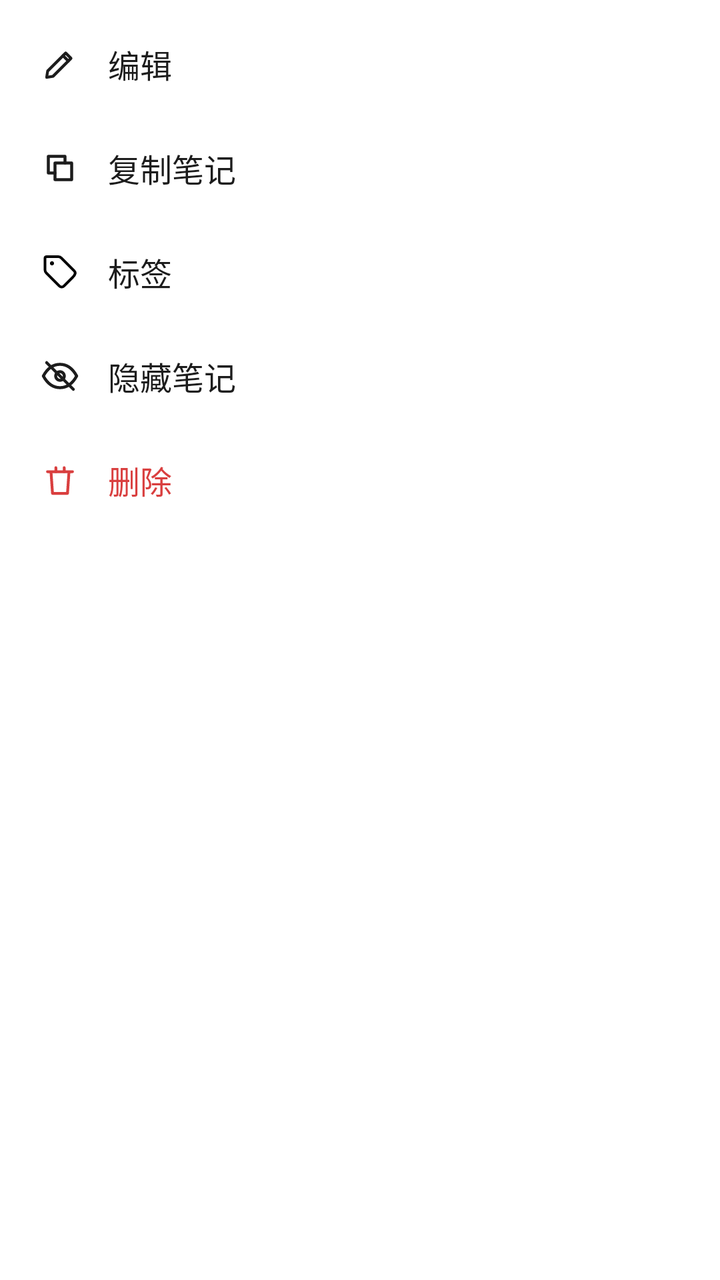
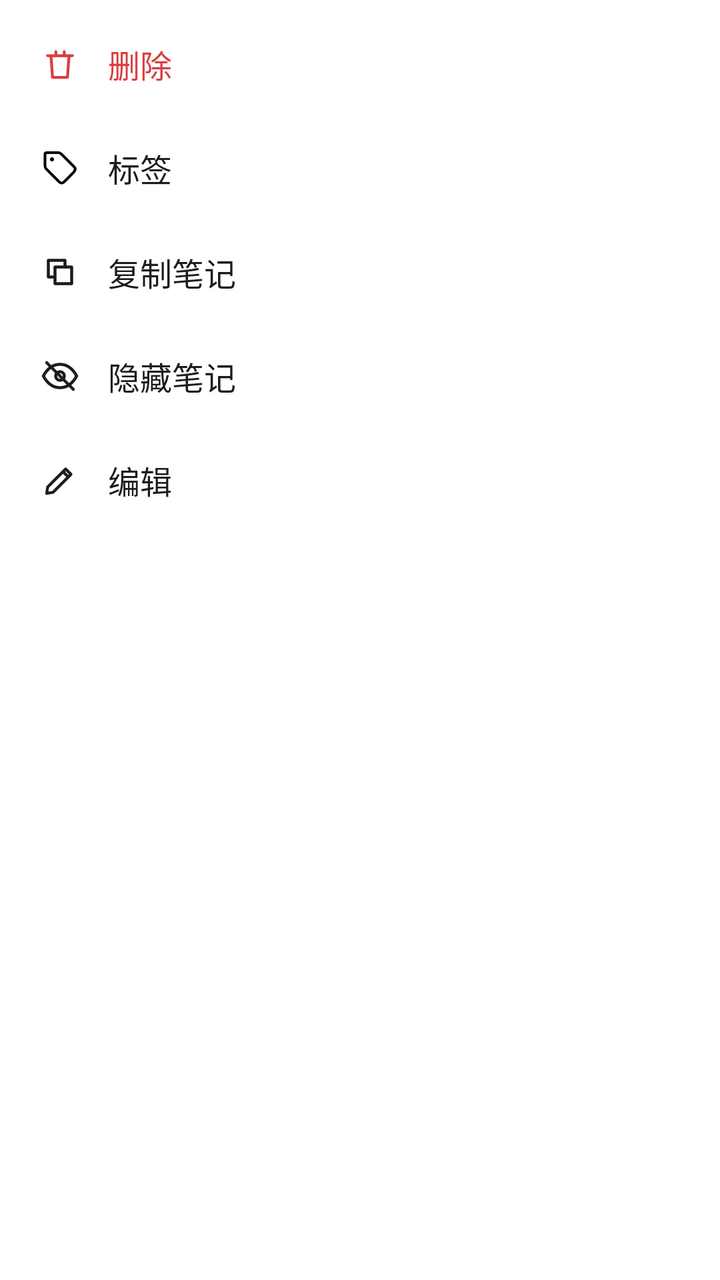

Two renders of the same Android screen: before a commit and after it. Below are the layout's source before the change and the commit's diff.
<!-- AndroidManifest.xml: application theme Theme.WuDiary -->
<!-- res/layout/dialog_note_menu.xml -->
<?xml version="1.0" encoding="utf-8"?>
<LinearLayout xmlns:android="http://schemas.android.com/apk/res/android"
    android:layout_width="wrap_content"
    android:layout_height="wrap_content"
    android:background="@drawable/bg_menu_card"
    android:orientation="vertical"
    android:paddingVertical="6dp">

    <LinearLayout
        android:id="@+id/itemEdit"
        android:layout_width="match_parent"
        android:layout_height="52dp"
        android:background="?attr/selectableItemBackground"
        android:gravity="center_vertical"
        android:orientation="horizontal"
        android:paddingHorizontal="20dp">

        <ImageView
            android:layout_width="20dp"
            android:layout_height="20dp"
            android:contentDescription="@string/edit"
            android:src="@drawable/ic_edit" />

        <TextView
            android:layout_width="wrap_content"
            android:layout_height="wrap_content"
            android:layout_marginStart="14dp"
            android:text="@string/edit"
            android:textColor="@color/text_primary"
            android:textSize="16sp" />
    </LinearLayout>

    <LinearLayout
        android:id="@+id/itemCopy"
        android:layout_width="match_parent"
        android:layout_height="52dp"
        android:background="?attr/selectableItemBackground"
        android:gravity="center_vertical"
        android:orientation="horizontal"
        android:paddingHorizontal="20dp">

        <ImageView
            android:layout_width="20dp"
            android:layout_height="20dp"
            android:contentDescription="@string/copy_note"
            android:src="@drawable/ic_copy" />

        <TextView
            android:layout_width="wrap_content"
            android:layout_height="wrap_content"
            android:layout_marginStart="14dp"
            android:text="@string/copy_note"
            android:textColor="@color/text_primary"
            android:textSize="16sp" />
    </LinearLayout>

    <LinearLayout
        android:id="@+id/itemTag"
        android:layout_width="match_parent"
        android:layout_height="52dp"
        android:background="?attr/selectableItemBackground"
        android:gravity="center_vertical"
        android:orientation="horizontal"
        android:paddingHorizontal="20dp">

        <ImageView
            android:layout_width="20dp"
            android:layout_height="20dp"
            android:contentDescription="@string/tags_section"
            android:src="@drawable/ic_tag" />

        <TextView
            android:layout_width="wrap_content"
            android:layout_height="wrap_content"
            android:layout_marginStart="14dp"
            android:text="@string/tags_section"
            android:textColor="@color/text_primary"
            android:textSize="16sp" />
    </LinearLayout>

    <LinearLayout
        android:id="@+id/itemHide"
        android:layout_width="match_parent"
        android:layout_height="52dp"
        android:background="?attr/selectableItemBackground"
        android:gravity="center_vertical"
        android:orientation="horizontal"
        android:paddingHorizontal="20dp">

        <ImageView
            android:id="@+id/iconHide"
            android:layout_width="20dp"
            android:layout_height="20dp"
            android:contentDescription="@string/hide_note"
            android:src="@drawable/ic_hide" />

        <TextView
            android:id="@+id/textHide"
            android:layout_width="wrap_content"
            android:layout_height="wrap_content"
            android:layout_marginStart="14dp"
            android:text="@string/hide_note"
            android:textColor="@color/text_primary"
            android:textSize="16sp" />
    </LinearLayout>

    <LinearLayout
        android:id="@+id/itemDelete"
        android:layout_width="match_parent"
        android:layout_height="52dp"
        android:background="?attr/selectableItemBackground"
        android:gravity="center_vertical"
        android:orientation="horizontal"
        android:paddingHorizontal="20dp">

        <ImageView
            android:layout_width="20dp"
            android:layout_height="20dp"
            android:contentDescription="@string/delete"
            android:src="@drawable/ic_delete_red" />

        <TextView
            android:layout_width="wrap_content"
            android:layout_height="wrap_content"
            android:layout_marginStart="14dp"
            android:text="@string/delete"
            android:textColor="@color/danger"
            android:textSize="16sp" />
    </LinearLayout>

</LinearLayout>
<!-- resources referenced by this layout -->
<resources>
  <color name="danger">#D93F3F</color>
  <color name="text_primary">#1C1C1C</color>
  <!-- drawable bg_menu_card (drawable) -->
  <?xml version="1.0" encoding="utf-8"?>
  <shape xmlns:android="http://schemas.android.com/apk/res/android"
      android:shape="rectangle">
      <solid android:color="@color/background" />
      <corners android:radius="16dp" />
  </shape>
  <!-- drawable ic_copy (drawable) -->
  <?xml version="1.0" encoding="utf-8"?>
  <vector xmlns:android="http://schemas.android.com/apk/res/android"
      android:width="24dp"
      android:height="24dp"
      android:viewportWidth="24"
      android:viewportHeight="24">
      <path
          android:fillColor="#00000000"
          android:pathData="M9,9 L19,9 L19,19 L9,19 Z"
          android:strokeColor="#1C1C1C"
          android:strokeLineJoin="round"
          android:strokeWidth="1.8" />
      <path
          android:fillColor="#00000000"
          android:pathData="M15,9 L15,5 L5,5 L5,15 L9,15"
          android:strokeColor="#1C1C1C"
          android:strokeLineCap="round"
          android:strokeLineJoin="round"
          android:strokeWidth="1.8" />
  </vector>
  <!-- drawable ic_edit (drawable) -->
  <?xml version="1.0" encoding="utf-8"?>
  <vector xmlns:android="http://schemas.android.com/apk/res/android"
      android:width="24dp"
      android:height="24dp"
      android:viewportWidth="24"
      android:viewportHeight="24">
      <path
          android:fillColor="#00000000"
          android:pathData="M4,20 L4.6,16.2 L15.4,5.4 L18.6,8.6 L7.8,19.4 Z"
          android:strokeColor="#1C1C1C"
          android:strokeLineJoin="round"
          android:strokeWidth="1.7" />
      <path
          android:fillColor="#00000000"
          android:pathData="M13.8,7 L17,10.2"
          android:strokeColor="#1C1C1C"
          android:strokeLineCap="round"
          android:strokeWidth="1.7" />
  </vector>
  <string name="copy_note">复制笔记</string>
  <string name="delete">删除</string>
  <string name="edit">编辑</string>
  <string name="hide_note">隐藏笔记</string>
  <string name="tags_section">标签</string>
  <style name="Theme.WuDiary" parent="Theme.Material3.Light.NoActionBar">
          <item name="colorPrimary">@color/primary</item>
          <item name="colorOnPrimary">@android:color/white</item>
          <item name="colorSurface">@color/surface</item>
          <item name="android:windowBackground">@color/background</item>
          <item name="android:statusBarColor">@color/background</item>
          <item name="android:windowLightStatusBar">true</item>
          <item name="android:navigationBarColor">@color/background</item>
          
          <item name="alertDialogTheme">@style/Theme.WuDiary.Dialog</item>
          <item name="android:alertDialogTheme">@style/Theme.WuDiary.Dialog</item>
      </style>
  <color name="background">#FFFFFF</color>
  <color name="primary">#1C1C1C</color>
  <color name="surface">#FFFFFF</color>
  <style name="Theme.WuDiary.Dialog" parent="Theme.MaterialComponents.Light.Dialog.Alert">
          <item name="android:windowBackground">@drawable/bg_dialog</item>
          <item name="android:backgroundDimAmount">0.3</item>
          <item name="colorPrimary">@color/primary</item>
          <item name="colorOnPrimary">@android:color/white</item>
          <item name="colorSurface">@color/surface</item>
          <item name="android:textColorPrimary">@color/text_primary</item>
          <item name="android:textColorSecondary">@color/text_secondary</item>
      </style>
  <!-- drawable bg_dialog (drawable) -->
  <?xml version="1.0" encoding="utf-8"?>
  <shape xmlns:android="http://schemas.android.com/apk/res/android"
      android:shape="rectangle">
      <solid android:color="@color/surface" />
      <corners android:radius="22dp" />
  </shape>
  <color name="text_secondary">#BDBDBD</color>
  <!-- unchanged entries left out for length: 3 -->
</resources>

<!-- the commit's change to res/layout/dialog_note_menu.xml (unified diff, before → after) -->
@@ -7,7 +7,7 @@
     android:paddingVertical="6dp">
 
     <LinearLayout
-        android:id="@+id/itemEdit"
+        android:id="@+id/itemDelete"
         android:layout_width="match_parent"
         android:layout_height="52dp"
         android:background="?attr/selectableItemBackground"
@@ -18,14 +18,38 @@
         <ImageView
             android:layout_width="20dp"
             android:layout_height="20dp"
-            android:contentDescription="@string/edit"
-            android:src="@drawable/ic_edit" />
+            android:contentDescription="@string/delete"
+            android:src="@drawable/ic_delete_red" />
 
         <TextView
             android:layout_width="wrap_content"
             android:layout_height="wrap_content"
             android:layout_marginStart="14dp"
-            android:text="@string/edit"
+            android:text="@string/delete"
+            android:textColor="@color/danger"
+            android:textSize="16sp" />
+    </LinearLayout>
+
+    <LinearLayout
+        android:id="@+id/itemTag"
+        android:layout_width="match_parent"
+        android:layout_height="52dp"
+        android:background="?attr/selectableItemBackground"
+        android:gravity="center_vertical"
+        android:orientation="horizontal"
+        android:paddingHorizontal="20dp">
+
+        <ImageView
+            android:layout_width="20dp"
+            android:layout_height="20dp"
+            android:contentDescription="@string/tags_section"
+            android:src="@drawable/ic_tag" />
+
+        <TextView
+            android:layout_width="wrap_content"
+            android:layout_height="wrap_content"
+            android:layout_marginStart="14dp"
+            android:text="@string/tags_section"
             android:textColor="@color/text_primary"
             android:textSize="16sp" />
     </LinearLayout>
@@ -50,30 +74,6 @@
             android:layout_height="wrap_content"
             android:layout_marginStart="14dp"
             android:text="@string/copy_note"
-            android:textColor="@color/text_primary"
-            android:textSize="16sp" />
-    </LinearLayout>
-
-    <LinearLayout
-        android:id="@+id/itemTag"
-        android:layout_width="match_parent"
-        android:layout_height="52dp"
-        android:background="?attr/selectableItemBackground"
-        android:gravity="center_vertical"
-        android:orientation="horizontal"
-        android:paddingHorizontal="20dp">
-
-        <ImageView
-            android:layout_width="20dp"
-            android:layout_height="20dp"
-            android:contentDescription="@string/tags_section"
-            android:src="@drawable/ic_tag" />
-
-        <TextView
-            android:layout_width="wrap_content"
-            android:layout_height="wrap_content"
-            android:layout_marginStart="14dp"
-            android:text="@string/tags_section"
             android:textColor="@color/text_primary"
             android:textSize="16sp" />
     </LinearLayout>
@@ -105,7 +105,7 @@
     </LinearLayout>
 
     <LinearLayout
-        android:id="@+id/itemDelete"
+        android:id="@+id/itemEdit"
         android:layout_width="match_parent"
         android:layout_height="52dp"
         android:background="?attr/selectableItemBackground"
@@ -116,15 +116,15 @@
         <ImageView
             android:layout_width="20dp"
             android:layout_height="20dp"
-            android:contentDescription="@string/delete"
-            android:src="@drawable/ic_delete_red" />
+            android:contentDescription="@string/edit"
+            android:src="@drawable/ic_edit" />
 
         <TextView
             android:layout_width="wrap_content"
             android:layout_height="wrap_content"
             android:layout_marginStart="14dp"
-            android:text="@string/delete"
-            android:textColor="@color/danger"
+            android:text="@string/edit"
+            android:textColor="@color/text_primary"
             android:textSize="16sp" />
     </LinearLayout>
 
